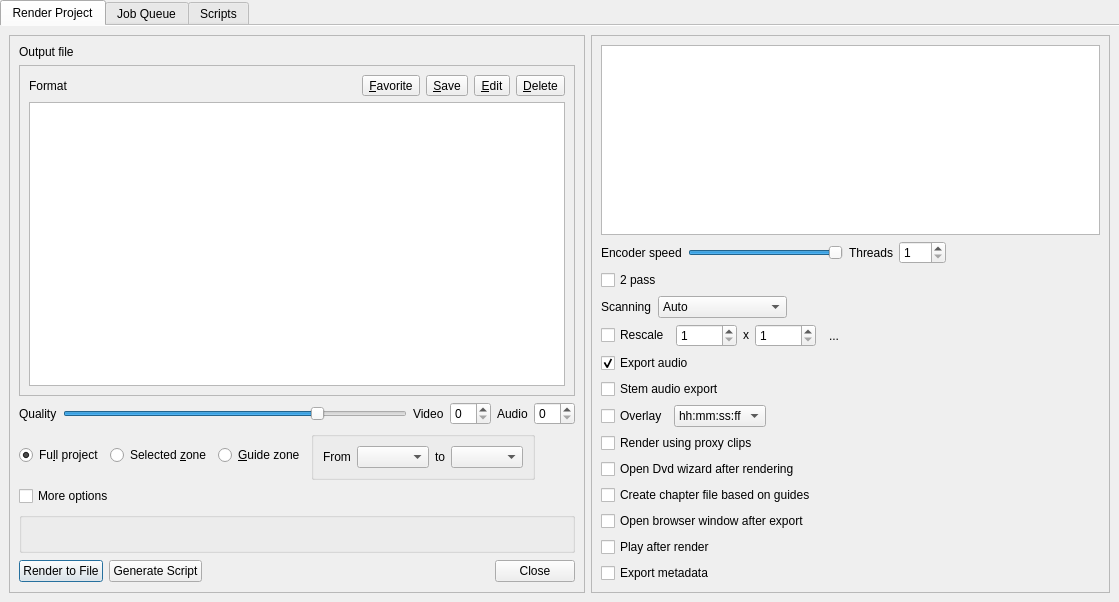
Qt form src/ui/renderwidget_ui.ui (KDE/kdenlive) before a commit.
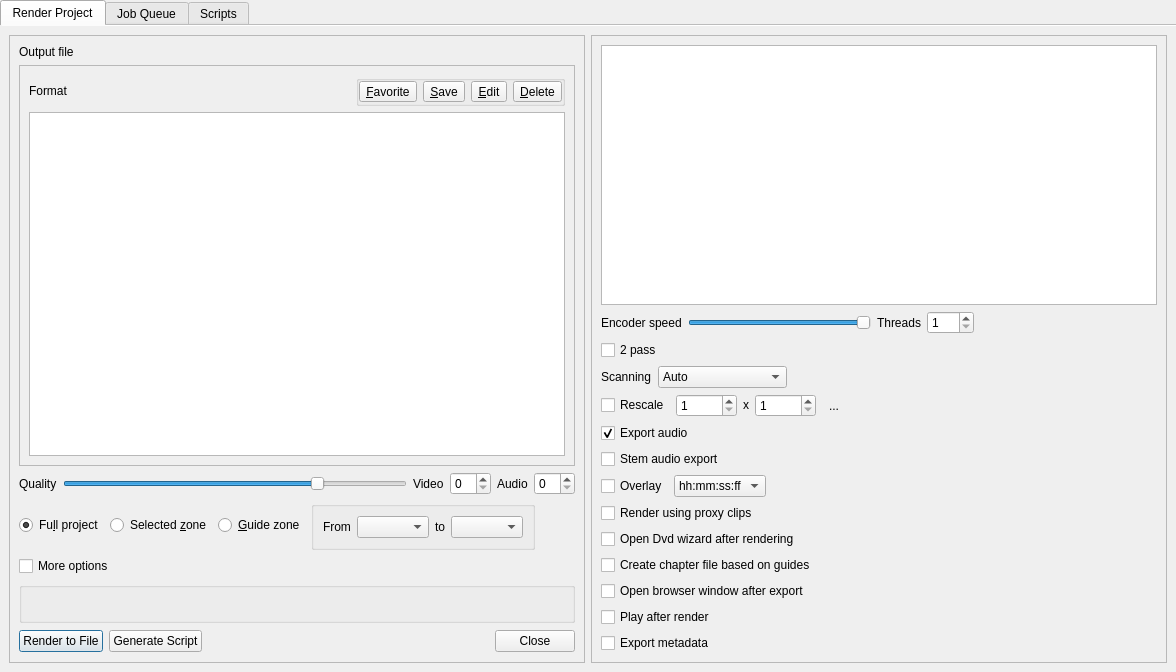
The same form after that commit. Custom widgets are drawn as their Qt base class.

Commit message: Render widget: fix some usability issues

```diff
--- a/src/ui/renderwidget_ui.ui
+++ b/src/ui/renderwidget_ui.ui
@@ -6,8 +6,8 @@
    <rect>
     <x>0</x>
     <y>0</y>
-    <width>1119</width>
-    <height>602</height>
+    <width>1176</width>
+    <height>672</height>
    </rect>
   </property>
   <property name="windowTitle">
@@ -101,6 +101,33 @@
                 </spacer>
                </item>
                <item>
+                <widget class="QGroupBox" name="buttonBox">
+                 <property name="minimumSize">
+                  <size>
+                   <width>0</width>
+                   <height>0</height>
+                  </size>
+                 </property>
+                 <property name="title">
+                  <string/>
+                 </property>
+                 <property name="flat">
+                  <bool>true</bool>
+                 </property>
+                 <layout class="QHBoxLayout" name="horizontalLayout">
+                  <property name="leftMargin">
+                   <number>0</number>
+                  </property>
+                  <property name="topMargin">
+                   <number>0</number>
+                  </property>
+                  <property name="rightMargin">
+                   <number>0</number>
+                  </property>
+                  <property name="bottomMargin">
+                   <number>0</number>
+                  </property>
+                  <item>
                 <widget class="QToolButton" name="buttonFavorite">
                  <property name="text">
                   <string>&amp;Favorite</string>
@@ -126,6 +153,9 @@
                  <property name="text">
                   <string>&amp;Delete</string>
                  </property>
+                   </widget>
+                  </item>
+                 </layout>
                 </widget>
                </item>
               </layout>
```
Lines whose indentation alone changed are shown as unchanged. The commit also changes 2 other files.
